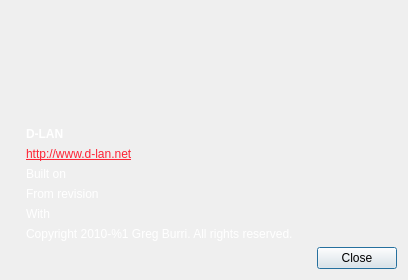
First picture: the form in application/GUI/DialogAbout.ui, repository Ummon/D-LAN, before the edit.
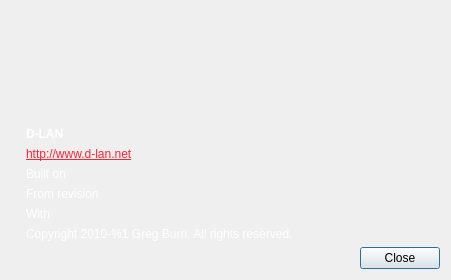
Second picture: the form after the edit. Icons and pictures are not drawn.

Diff of the .ui file:
```diff
--- a/application/GUI/DialogAbout.ui
+++ b/application/GUI/DialogAbout.ui
@@ -9,7 +9,7 @@
    <rect>
     <x>0</x>
     <y>0</y>
-    <width>408</width>
+    <width>451</width>
     <height>279</height>
    </rect>
   </property>
```
